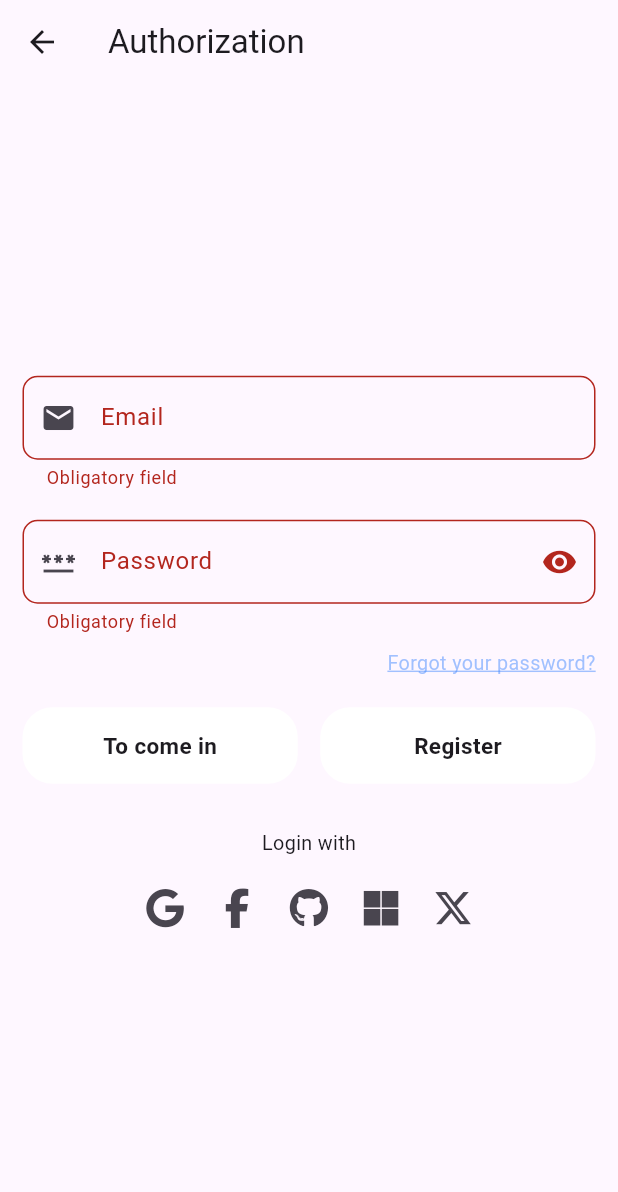
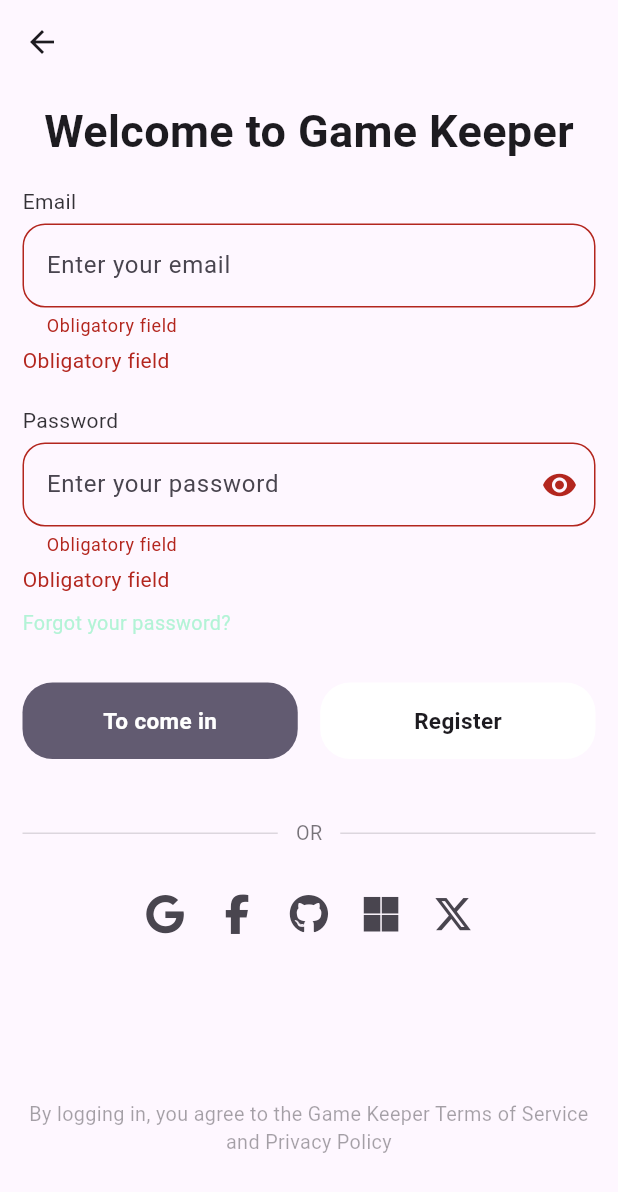
Before and after one commit to Ronnybest/game_keeper_2, a Flutter app: the AuthScreen screen opened by its route, after a tap on "To come in", on a phone screen of 412 x 824 dp. Shown: the top 1192 px of the screen. Run offline on Flutter 3.47's test engine with Material 3 defaults, Android fonts, the light colour scheme and no system bars; drawn by our look-alikes of dynamic_color; our stand-ins replace auto_route, easy_localization, firebase_auth, firebase_core, flutter_screenutil, font_awesome_flutter and 7 more; accounts and stored records are empty.

Commit message:
feat: добавлены поля в авторизацию

```diff
--- a/lib/core/constants/constants.dart
+++ b/lib/core/constants/constants.dart
@@ -1,7 +1,7 @@
 import 'package:easy_localization/easy_localization.dart';
 import 'package:flutter/material.dart';
 import 'package:font_awesome_flutter/font_awesome_flutter.dart';
-import 'package:game_keeper/generated/locale.keys.g.dart';
+import 'package:game_keeper/core/translations/locale_keys.g.dart';
 import 'package:injectable/injectable.dart';
 
 @lazySingleton
--- a/lib/main.dart
+++ b/lib/main.dart
@@ -2,7 +2,6 @@ import 'package:dynamic_color/dynamic_color.dart';
 import 'package:easy_localization/easy_localization.dart';
 import 'package:firebase_core/firebase_core.dart';
 import 'package:flutter/material.dart';
-import 'package:flutter/services.dart';
 import 'package:flutter_screenutil/flutter_screenutil.dart';
 import 'package:game_keeper/core/injection/injections.dart';
 import 'package:game_keeper/core/router/app_router.dart';
@@ -49,6 +48,7 @@ class MainApp extends StatelessWidget {
               theme: ThemeData(
                 colorScheme: lightDynamic?.harmonized(),
                 useMaterial3: true,
+                //backgroundColor: lightDynamic?.onBackground,
                 brightness: Brightness.light,
                 textTheme: GoogleFonts.golosTextTextTheme().apply(
                   bodyColor: lightDynamic?.onSurface,
@@ -58,6 +58,7 @@ class MainApp extends StatelessWidget {
               darkTheme: ThemeData(
                 colorScheme: darkDynamic?.harmonized(),
                 useMaterial3: true,
+                //backgroundColor: lightDynamic?.onBackground,
                 brightness: Brightness.dark,
                 textTheme: GoogleFonts.golosTextTextTheme().apply(
                   bodyColor: darkDynamic?.onSurface,
--- a/lib/modules/auth/ui/screens/auth_screen.dart
+++ b/lib/modules/auth/ui/screens/auth_screen.dart
@@ -1,14 +1,12 @@
 import 'package:auto_route/auto_route.dart';
 import 'package:easy_localization/easy_localization.dart';
 import 'package:firebase_auth/firebase_auth.dart';
-import 'package:flutter/cupertino.dart';
 import 'package:flutter/material.dart';
-import 'package:flutter/widgets.dart';
 import 'package:flutter_screenutil/flutter_screenutil.dart';
 import 'package:font_awesome_flutter/font_awesome_flutter.dart';
 import 'package:game_keeper/core/constants/constants.dart';
 import 'package:game_keeper/core/router/app_router.gr.dart';
-import 'package:game_keeper/generated/locale.keys.g.dart';
+import 'package:game_keeper/core/translations/locale_keys.g.dart';
 import 'package:game_keeper/modules/auth/logic/utils/auth_google.dart';
 import 'package:game_keeper/ui/widgets/gk_button.dart';
 import 'package:game_keeper/ui/widgets/gk_text_field.dart';
@@ -27,6 +25,7 @@ class _AuthScreenState extends State<AuthScreen> {
   late TextEditingController _emailController;
   late TextEditingController _passwordController;
   bool obscureText = true;
+
   Future<void> _loginWithGoogle() async {
     try {
       final user = await GetIt.I<AuthGoogle>().loginWithGoogle();
@@ -51,21 +50,21 @@ class _AuthScreenState extends State<AuthScreen> {
     }
   }
 
-  void validate() {
-    _formKey.currentState!.validate();
-  }
+  // void validate() {
+  //   _formKey.currentState!.validate();
+  // }
 
   @override
   void initState() {
     super.initState();
     _emailController = TextEditingController();
     _passwordController = TextEditingController();
-    _emailController.addListener(() {
-      validate();
-    });
-    _passwordController.addListener(() {
-      validate();
-    });
+    // _emailController.addListener(() {
+    //   validate();
+    // });
+    // _passwordController.addListener(() {
+    //   validate();
+    // });
   }
 
   @override
@@ -78,37 +77,30 @@ class _AuthScreenState extends State<AuthScreen> {
   @override
   Widget build(BuildContext context) {
     return Scaffold(
-      appBar: AppBar(
-        title: Text(
-          LocaleKeys.auth_login_title.tr(),
-        ),
-      ),
-      body: Padding(
+      appBar: AppBar(),
+      body: SafeArea(
+        child: Padding(
           padding: const EdgeInsets.symmetric(horizontal: 15),
           child: Form(
             key: _formKey,
+            child: SingleChildScrollView(
+              physics: const NeverScrollableScrollPhysics(),
               child: Column(
-            mainAxisAlignment: MainAxisAlignment.center,
+                mainAxisAlignment: MainAxisAlignment.start,
                 children: [
-              // Container(
-              //   padding: const EdgeInsets.only(
-              //     top: 0,
-              //     bottom: 20,
-              //   ),
-              //   alignment: Alignment.topLeft,
-              //   child: Text(
-              //     LocaleKeys.auth_login_welocome_title.tr(),
-              //     //textAlign: TextAlign.start,
-              //     style: TextStyle(
-              //       fontSize: 18.sp,
-              //     ),
-              //   ),
-              // ),
+                  Padding(
+                    padding: const EdgeInsets.only(top: 10, bottom: 15),
+                    child: Text(
+                      LocaleKeys.auth_login_welocome_title.tr(),
+                      style: const TextStyle(
+                          fontSize: 30, fontWeight: FontWeight.w600),
+                      textAlign: TextAlign.start,
+                    ),
+                  ),
                   GKTextField(
                     controller: _emailController,
                     placeholder: LocaleKeys.auth_login_email.tr(),
                     hintText: LocaleKeys.auth_login_email_hint.tr(),
-                prefixIcon: const Icon(Icons.email),
                     validator: GetIt.I<Validators>().emailRegexValidator,
                   ),
                   const SizedBox(
@@ -119,7 +111,6 @@ class _AuthScreenState extends State<AuthScreen> {
                     placeholder: LocaleKeys.auth_login_password.tr(),
                     hintText: LocaleKeys.auth_login_password_hint.tr(),
                     obscureText: obscureText,
-                prefixIcon: const Icon(Icons.password),
                     suffixIcon: GestureDetector(
                       onTap: () {
                         setState(() {
@@ -133,43 +124,43 @@ class _AuthScreenState extends State<AuthScreen> {
                     validator: GetIt.I<Validators>().passwordValidator,
                   ),
                   GestureDetector(
-                onTap: () {
-                  // TODO : Navigate to forget password screen
-                },
+                    onTap: () {},
                     child: Container(
                       padding: const EdgeInsets.only(
                         top: 10,
                       ),
-                  alignment: Alignment.centerRight,
+                      alignment: Alignment.centerLeft,
                       child: Text(
                         LocaleKeys.auth_login_forget_pass.tr(),
                         style: TextStyle(
-                      color: Colors.blueAccent.withOpacity(0.5),
-                      decoration: TextDecoration.underline,
-                      decorationThickness: 1.5,
-                      decorationColor: Colors.blueAccent.withOpacity(0.5),
+                          color: Colors.greenAccent.withOpacity(0.5),
                           fontSize: 12.sp,
                         ),
                       ),
                     ),
                   ),
                   const SizedBox(
-                height: 20,
+                    height: 30,
                   ),
                   Row(
                     mainAxisAlignment: MainAxisAlignment.center,
                     children: [
                       Expanded(
                         child: GKButton(
+                          buttonColor: Theme.of(context).colorScheme.secondary,
                           child: Text(
                             LocaleKeys.common_buttons_login.tr(),
                             style: TextStyle(
+                              color: Theme.of(context).colorScheme.onSecondary,
                               fontSize: 15.spMin,
                               fontWeight: FontWeight.bold,
                             ),
                           ),
                           onTap: () {
-                        if (_formKey.currentState!.validate()) {}
+                            if (_formKey.currentState!.validate() == true) {
+                            } else {
+                              return;
+                            }
                           },
                         ),
                       ),
@@ -178,6 +169,12 @@ class _AuthScreenState extends State<AuthScreen> {
                       ),
                       Expanded(
                         child: GKButton(
+                          onTap: () {
+                            if (_formKey.currentState!.validate() == true) {
+                            } else {
+                              return;
+                            }
+                          },
                           child: Text(
                             LocaleKeys.common_buttons_register.tr(),
                             style: TextStyle(
@@ -185,23 +182,51 @@ class _AuthScreenState extends State<AuthScreen> {
                               fontWeight: FontWeight.bold,
                             ),
                           ),
-                      onTap: () {
-                        if (_formKey.currentState!.validate()) {}
-                      },
                         ),
                       ),
                     ],
                   ),
                   Padding(
-                padding: const EdgeInsets.only(top: 30, bottom: 10),
+                    padding: const EdgeInsets.only(top: 40),
+                    child: Row(
+                      crossAxisAlignment: CrossAxisAlignment.center,
+                      mainAxisAlignment: MainAxisAlignment.center,
+                      children: [
+                        Expanded(
+                          child: Divider(
+                            color: Theme.of(context)
+                                .colorScheme
+                                .onBackground
+                                .withOpacity(.15),
+                          ),
+                        ),
+                        Padding(
+                          padding: const EdgeInsets.symmetric(horizontal: 12),
                           child: Text(
-                  LocaleKeys.auth_login_login_with.tr(),
+                            LocaleKeys.auth_login_login_or.tr(),
                             style: TextStyle(
                               fontSize: 12.sp,
+                              color: Theme.of(context)
+                                  .colorScheme
+                                  .onBackground
+                                  .withOpacity(.6),
                             ),
                           ),
                         ),
-              Row(
+                        Expanded(
+                          child: Divider(
+                            color: Theme.of(context)
+                                .colorScheme
+                                .onBackground
+                                .withOpacity(.15),
+                          ),
+                        ),
+                      ],
+                    ),
+                  ),
+                  Padding(
+                    padding: const EdgeInsets.only(top: 20),
+                    child: Row(
                       mainAxisAlignment: MainAxisAlignment.center,
                       crossAxisAlignment: CrossAxisAlignment.center,
                       children: List.generate(
@@ -215,7 +240,24 @@ class _AuthScreenState extends State<AuthScreen> {
                         ),
                       ),
                     ),
+                  ),
+                  Padding(
+                    padding: const EdgeInsets.only(top: 100),
+                    child: Text(
+                      LocaleKeys.auth_login_login_policy.tr(),
+                      textAlign: TextAlign.center,
+                      style: TextStyle(
+                        color: Theme.of(context)
+                            .colorScheme
+                            .onBackground
+                            .withOpacity(.4),
+                            fontSize: 12.sp,
+                      ),
+                    ),
+                  ),
                 ],
+              ),
+            ),
           ),
         ),
       ),
--- /dev/null
+++ b/lib/modules/auth/ui/screens/register_email_screen.dart
@@ -0,0 +1,17 @@
+import 'package:auto_route/auto_route.dart';
+import 'package:flutter/material.dart';
+
+@RoutePage()
+class RegisterEmailScreen extends StatefulWidget {
+  const RegisterEmailScreen({super.key});
+
+  @override
+  State<RegisterEmailScreen> createState() => _RegisterEmailScreenState();
+}
+
+class _RegisterEmailScreenState extends State<RegisterEmailScreen> {
+  @override
+  Widget build(BuildContext context) {
+    return const Placeholder();
+  }
+}
--- a/lib/modules/splash/ui/splash_screen.dart
+++ b/lib/modules/splash/ui/splash_screen.dart
@@ -33,7 +33,7 @@ class _SplashScreenState extends State<SplashScreen>
             var sharedPrefs =
                 await GetIt.I<SharedPrefencesUtil>().sharedPreferencesInit();
             if (mounted) {
-              if (user == null) {
+              if (user != null) {
                 AutoRouter.of(context).replace(const HomeRoute());
               } else if (sharedPrefs
                       .getString(SharedPrefsConstants.hasSeenDemo) ==
--- a/lib/ui/widgets/gk_button.dart
+++ b/lib/ui/widgets/gk_button.dart
@@ -3,10 +3,12 @@ import 'package:flutter/material.dart';
 class GKButton extends StatelessWidget {
   const GKButton({
     super.key,
+    this.buttonColor,
     required this.child,
     required this.onTap,
   });
 
+  final Color? buttonColor;
   final Widget child;
   final Function onTap;
 
@@ -21,7 +23,7 @@ class GKButton extends StatelessWidget {
           vertical: 15,
         ),
         decoration: BoxDecoration(
-          color: Theme.of(context).colorScheme.onPrimary,
+          color: buttonColor ?? Theme.of(context).colorScheme.onPrimary,
           borderRadius: BorderRadius.circular(20),
         ),
         child: Center(
--- a/lib/ui/widgets/gk_text_field.dart
+++ b/lib/ui/widgets/gk_text_field.dart
@@ -1,4 +1,5 @@
 import 'package:flutter/material.dart';
+import 'package:flutter/widgets.dart';
 
 class GKTextField extends StatefulWidget {
   const GKTextField({
@@ -17,31 +18,140 @@ class GKTextField extends StatefulWidget {
   final Widget? prefixIcon;
   final Widget? suffixIcon;
   final TextEditingController controller;
-  final String? Function(String? value) validator;
+  final FormFieldValidator<String>? validator;
 
   @override
   State<GKTextField> createState() => _GKTextFieldState();
 }
 
 class _GKTextFieldState extends State<GKTextField> {
+  FocusNode? _focusNode;
+  bool _hasFocus = false;
+  String? _errorText;
+  bool isValidate = false;
+
+  String? _processValidator(String? value) {
+    if (widget.validator != null) {
+      setState(() {
+        _errorText = widget.validator!(value);
+      });
+    }
+    return _errorText;
+  }
+
+  void _focusNodeListener() {
+    if (!mounted) return;
+    setState(() {
+      _hasFocus = _focusNode!.hasFocus;
+    });
+  }
+
+  void _clearText() {
+    if (!mounted) {
+      return;
+    }
+    WidgetsBinding.instance
+        .addPostFrameCallback((_) => widget.controller.clear());
+  }
+
+  @override
+  void initState() {
+    super.initState();
+    _focusNode = FocusNode();
+    _focusNode!.addListener(_focusNodeListener);
+  }
+
+  @override
+  void dispose() {
+    _focusNode!.removeListener(() {
+      _focusNodeListener();
+    });
+    _focusNode!.dispose();
+    super.dispose();
+  }
+
   @override
   Widget build(BuildContext context) {
-    return TextFormField(
+    return Column(
+      children: [
+        Padding(
+          padding: const EdgeInsets.only(bottom: 5),
+          child: Align(
+            alignment: Alignment.centerLeft,
+            child: Text(
+              widget.placeholder!,
+              style: TextStyle(
+                color:
+                    Theme.of(context).colorScheme.onBackground.withOpacity(.9),
+              ),
+            ),
+          ),
+        ),
+        TextFormField(
           controller: widget.controller,
-      validator: widget.validator,
+          focusNode: _focusNode,
+          onChanged: (value) {
+            if (isValidate) {
+              _processValidator(value);
+            }
+          },
+          validator: (value) {
+            setState(() {
+              isValidate = true;
+            });
+            return _processValidator(value);
+          },
           obscureText: widget.obscureText,
           style: TextStyle(
-        color: Theme.of(context).colorScheme.onPrimaryContainer,
+            color: Theme.of(context).colorScheme.onBackground.withOpacity(.9),
           ),
           decoration: InputDecoration(
-        border: OutlineInputBorder(
-          borderRadius: BorderRadius.circular(10),
+            enabledBorder: OutlineInputBorder(
+              borderRadius: BorderRadius.circular(15),
+              borderSide: BorderSide(
+                color:
+                    Theme.of(context).colorScheme.onBackground.withOpacity(.2),
               ),
-        labelText: widget.placeholder,
+            ),
+            errorBorder: OutlineInputBorder(
+              borderRadius: BorderRadius.circular(15),
+              borderSide: BorderSide(
+                color: Theme.of(context).colorScheme.error,
+              ),
+            ),
+            focusedBorder: OutlineInputBorder(
+              borderRadius: BorderRadius.circular(15),
+              borderSide: BorderSide(
+                color:
+                    Theme.of(context).colorScheme.onBackground.withOpacity(.2),
+              ),
+            ),
+            focusedErrorBorder: OutlineInputBorder(
+              borderRadius: BorderRadius.circular(15),
+              borderSide: BorderSide(
+                color: Theme.of(context).colorScheme.error,
+              ),
+            ),
             hintText: widget.hintText,
             prefixIcon: widget.prefixIcon,
             suffixIcon: widget.suffixIcon,
           ),
+        ),
+        _errorText != null
+            ? Padding(
+                padding: const EdgeInsets.only(top: 5),
+                child: Align(
+                  alignment: Alignment.centerLeft,
+                  child: Text(
+                    _errorText!,
+                    style: TextStyle(
+                      color: Theme.of(context).colorScheme.error,
+                    ),
+                  ),
+                ),
+              )
+            : const SizedBox.shrink(),
+      ],
     );
   }
 }
--- a/pubspec.yaml
+++ b/pubspec.yaml
@@ -61,7 +61,7 @@ flutter:
   uses-material-design: true
   assets:
     - assets/
-    - assets/icons/
+    #- assets/icons/
     - assets/lottie/
     - assets/images/
     - assets/translations/
```
Also changed, not shown: assets/translations/en.json (+5 -2 lines), assets/translations/ru.json (+5 -2 lines), lib/core/router/app_router.gr.dart, lib/core/translations/codegen_loader.g.dart (added), lib/core/translations/locale_keys.g.dart, lib/generated/codegen_loader.g.dart (added). Lines whose indentation alone changed are shown as unchanged.
